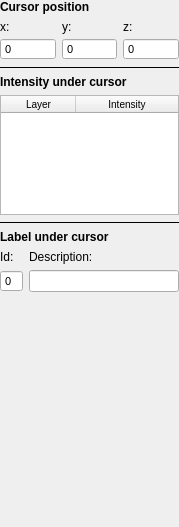
Qt form GUI/Qt/Components/CursorInspector.ui (pyushkevich/itksnap) before a commit.
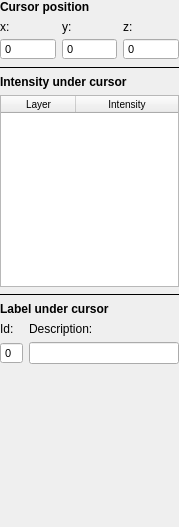
The same form after that commit.

```diff
--- a/GUI/Qt/Components/CursorInspector.ui
+++ b/GUI/Qt/Components/CursorInspector.ui
@@ -173,12 +173,6 @@
        <height>0</height>
       </size>
      </property>
-     <property name="maximumSize">
-      <size>
-       <width>185</width>
-       <height>120</height>
-      </size>
-     </property>
      <property name="contextMenuPolicy">
       <enum>Qt::CustomContextMenu</enum>
      </property>
```
